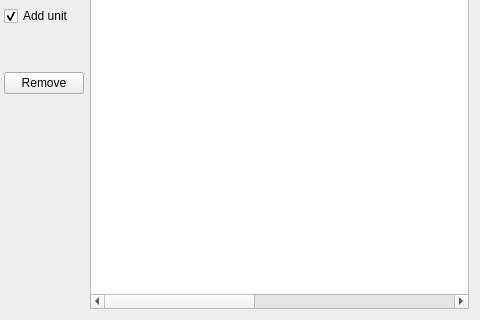
Qt form Hardware Monitor Applet/GUI/DataPageWidget.ui (jimmyd-be/Hardware-Monitor-Applet) before a commit; both pictures show x 393 to 873 and y 377 to 697 of the 873 by 697 pixel window.
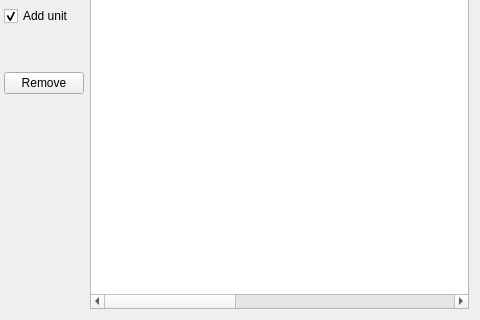
The same form after that commit.

Commit message:
Add unit to DataPage and LineEditPage.
Fixed $1 and $10 bug

```diff
--- a/Hardware Monitor Applet/GUI/DataPageWidget.ui
+++ b/Hardware Monitor Applet/GUI/DataPageWidget.ui
@@ -267,6 +267,11 @@
        <string>Add unit</string>
       </property>
      </column>
+     <column>
+      <property name="text">
+       <string>Unit</string>
+      </property>
+     </column>
     </widget>
    </item>
   </layout>
```
The commit also changes 3 other files.
